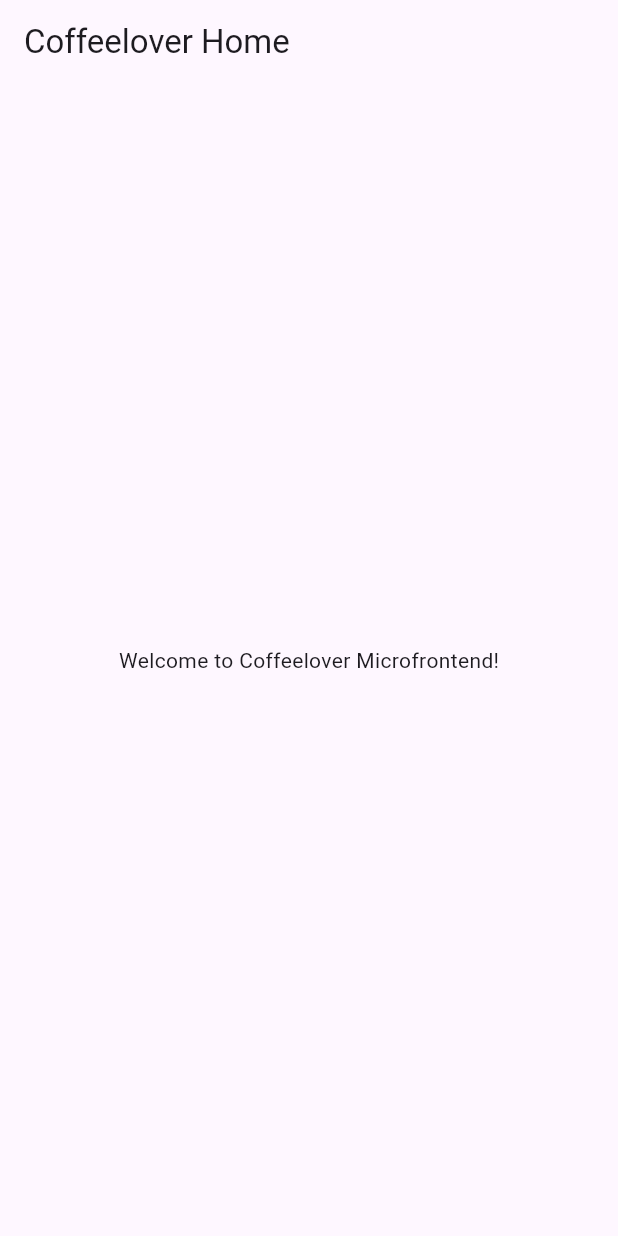
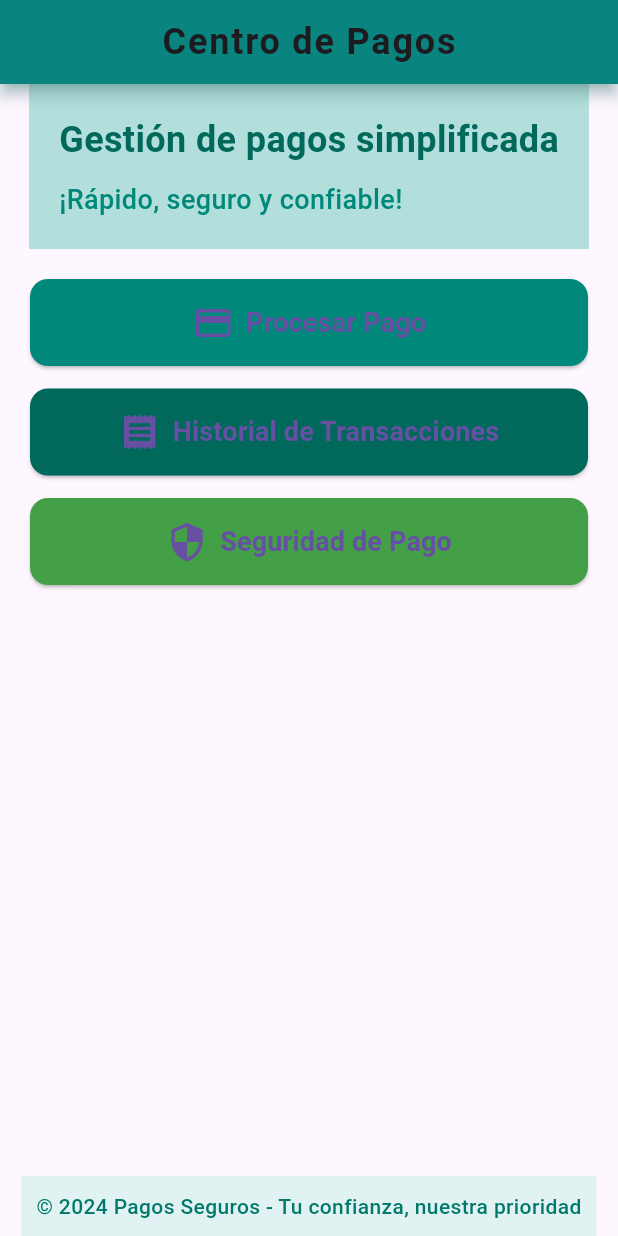
Before and after one commit to julianctsistemas/checkout-microfrontend, a Flutter app: the screen it shows after launch, on a phone screen of 412 x 824 dp. Run offline on Flutter 3.47's test engine with Material 3 defaults, Android fonts, the light colour scheme and no system bars.

Commit message:
CheckOut Screens

```diff
--- a/lib/app.dart
+++ b/lib/app.dart
@@ -1,15 +1,15 @@
 import 'package:flutter/material.dart';
-import 'presentation/screens/coffeelover_home.dart';
+import 'presentation/screens/checkout_home.dart';
 
-class CoffeeloverApp extends StatelessWidget {
+class CheckoutApp extends StatelessWidget {
   @override
   Widget build(BuildContext context) {
     return MaterialApp(
-      title: 'Coffeelover Microfrontend',
+      title: 'CheckOut Microfrontend',
       theme: ThemeData(
         primarySwatch: Colors.blue,
       ),
-      home: CoffeeloverHome(),
+      home: CheckoutHomeScreen(),
     );
   }
 }
--- a/lib/main.dart
+++ b/lib/main.dart
@@ -1,19 +1,6 @@
 import 'package:flutter/material.dart';
-import 'package:shop/presentation/screens/coffeelover_home.dart';
+import 'app.dart';
 
 void main() {
-  runApp(const CoffeeloverApp());
+  runApp(CheckoutApp());
 }
-
-class CoffeeloverApp extends StatelessWidget {
-  const CoffeeloverApp({Key? key}) : super(key: key);
-
-  @override
-  Widget build(BuildContext context) {
-    return MaterialApp(
-      debugShowCheckedModeBanner: false, // Quita el banner DEBUG
-      title: 'Coffeelover',
-      home: CoffeeloverHome(), // Llama a tu CoffeeloverHome aquí
-    );
-  }
-}
--- /dev/null
+++ b/lib/presentation/screens/checkout_home.dart
@@ -0,0 +1,136 @@
+import 'package:flutter/material.dart';
+
+class CheckoutHomeScreen extends StatelessWidget {
+  const CheckoutHomeScreen({super.key});
+
+  @override
+  Widget build(BuildContext context) {
+    return Scaffold(
+      // Barra de navegación con estilo profesional
+      appBar: AppBar(
+        title: const Text(
+          'Centro de Pagos',
+          style: TextStyle(
+            fontSize: 24,
+            fontWeight: FontWeight.bold,
+            letterSpacing: 1.2,
+          ),
+        ),
+        centerTitle: true,
+        backgroundColor: Colors.teal.shade600,
+        elevation: 4,
+        shadowColor: Colors.teal.shade200,
+      ),
+      body: Column(
+        children: [
+          // Sección de encabezado sin imagen
+          Container(
+            padding: const EdgeInsets.all(20),
+            color: Colors.teal.shade100,
+            child: Column(
+              crossAxisAlignment: CrossAxisAlignment.start,
+              children: [
+                Text(
+                  'Gestión de pagos simplificada',
+                  style: TextStyle(
+                    fontSize: 24,
+                    fontWeight: FontWeight.bold,
+                    color: Colors.teal.shade800,
+                  ),
+                ),
+                const SizedBox(height: 10),
+                Text(
+                  '¡Rápido, seguro y confiable!',
+                  style: TextStyle(
+                    fontSize: 18,
+                    fontWeight: FontWeight.w500,
+                    color: Colors.teal.shade600,
+                  ),
+                ),
+              ],
+            ),
+          ),
+          const SizedBox(height: 20),
+          // Opciones principales
+          Expanded(
+            child: Padding(
+              padding: const EdgeInsets.symmetric(horizontal: 20),
+              child: Column(
+                crossAxisAlignment: CrossAxisAlignment.stretch,
+                children: [
+                  ElevatedButton.icon(
+                    style: ElevatedButton.styleFrom(
+                      padding: const EdgeInsets.symmetric(vertical: 15),
+                      backgroundColor: Colors.teal.shade600,
+                      shape: RoundedRectangleBorder(
+                        borderRadius: BorderRadius.circular(12),
+                      ),
+                    ),
+                    icon: const Icon(Icons.payment, size: 28),
+                    label: const Text(
+                      'Procesar Pago',
+                      style: TextStyle(fontSize: 18, fontWeight: FontWeight.bold),
+                    ),
+                    onPressed: () {
+                      // Acción para procesar el pago
+                    },
+                  ),
+                  const SizedBox(height: 15),
+                  ElevatedButton.icon(
+                    style: ElevatedButton.styleFrom(
+                      padding: const EdgeInsets.symmetric(vertical: 15),
+                      backgroundColor: Colors.teal.shade800,
+                      shape: RoundedRectangleBorder(
+                        borderRadius: BorderRadius.circular(12),
+                      ),
+                    ),
+                    icon: const Icon(Icons.receipt, size: 28),
+                    label: const Text(
+                      'Historial de Transacciones',
+                      style: TextStyle(fontSize: 18, fontWeight: FontWeight.bold),
+                    ),
+                    onPressed: () {
+                      // Acción para ver historial
+                    },
+                  ),
+                  const SizedBox(height: 15),
+                  ElevatedButton.icon(
+                    style: ElevatedButton.styleFrom(
+                      padding: const EdgeInsets.symmetric(vertical: 15),
+                      backgroundColor: Colors.green.shade600,
+                      shape: RoundedRectangleBorder(
+                        borderRadius: BorderRadius.circular(12),
+                      ),
+                    ),
+                    icon: const Icon(Icons.security, size: 28),
+                    label: const Text(
+                      'Seguridad de Pago',
+                      style: TextStyle(fontSize: 18, fontWeight: FontWeight.bold),
+                    ),
+                    onPressed: () {
+                      // Acción para ver seguridad
+                    },
+                  ),
+                ],
+              ),
+            ),
+          ),
+          // Pie de página
+          Container(
+            padding: const EdgeInsets.all(10),
+            color: Colors.teal.shade50,
+            child: Text(
+              '© 2024 Pagos Seguros - Tu confianza, nuestra prioridad',
+              style: TextStyle(
+                color: Colors.teal.shade700,
+                fontSize: 14,
+                fontWeight: FontWeight.w500,
+              ),
+              textAlign: TextAlign.center,
+            ),
+          ),
+        ],
+      ),
+    );
+  }
+}
--- a/lib/presentation/screens/coffeelover_home.dart
+++ /dev/null
@@ -1,13 +0,0 @@
-import 'package:flutter/material.dart';
-
-class CoffeeloverHome extends StatelessWidget {
-  @override
-  Widget build(BuildContext context) {
-    return Scaffold(
-      appBar: AppBar(title: Text('Coffeelover Home')),
-      body: Center(
-        child: Text('Welcome to Coffeelover Microfrontend!'),
-      ),
-    );
-  }
-}
```
Also changed, not shown: 2 other files.
